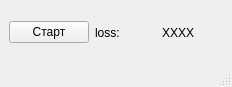
Above: mainwindow.ui from KapPing-Git/kap_neural_network before the change. Below: the same form after it.
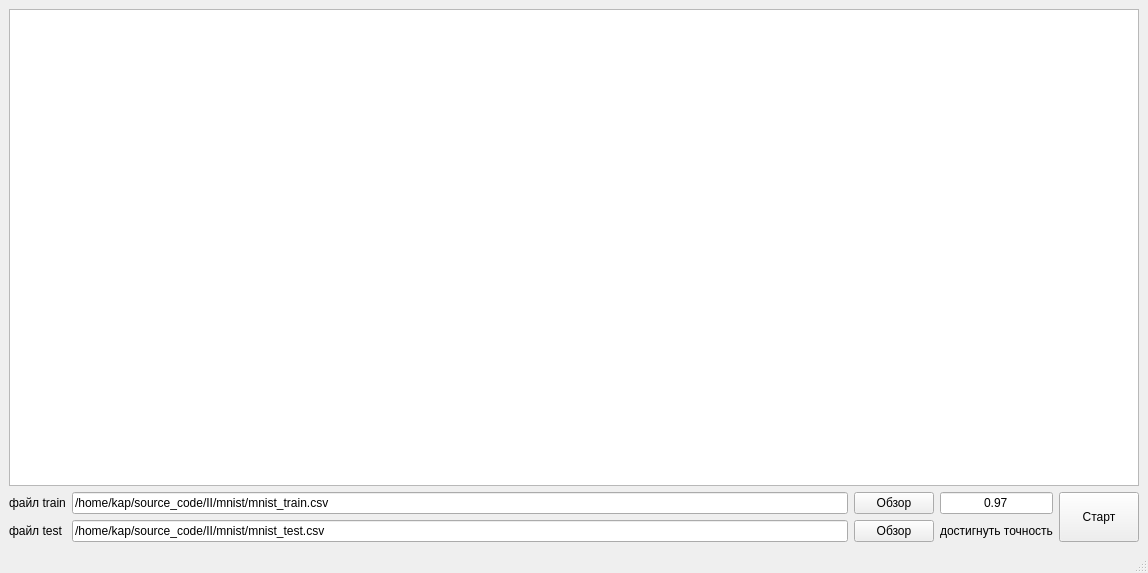
That is the form after the change.

Diff of the .ui file:
```diff
--- a/mainwindow.ui
+++ b/mainwindow.ui
@@ -6,35 +6,107 @@
    <rect>
     <x>0</x>
     <y>0</y>
-    <width>232</width>
-    <height>87</height>
+    <width>1148</width>
+    <height>573</height>
    </rect>
   </property>
   <property name="windowTitle">
    <string>Нейросеть 0.0.1</string>
   </property>
   <widget class="QWidget" name="centralwidget">
+   <layout class="QVBoxLayout" name="verticalLayout_2">
+    <item>
+     <widget class="QTextEdit" name="statistic_edit"/>
+    </item>
+    <item>
    <layout class="QHBoxLayout" name="horizontalLayout">
     <item>
-     <widget class="QPushButton" name="pushButton">
+       <layout class="QGridLayout" name="gridLayout_2">
+        <item row="0" column="0">
+         <widget class="QLabel" name="label_2">
       <property name="text">
-       <string>Старт</string>
+           <string>файл train</string>
+          </property>
+         </widget>
+        </item>
+        <item row="0" column="1">
+         <widget class="QLineEdit" name="train_edit">
+          <property name="text">
+           <string>/home/kap/source_code/II/mnist/mnist_train.csv</string>
+          </property>
+         </widget>
+        </item>
+        <item row="0" column="2">
+         <widget class="QPushButton" name="train_review_button">
+          <property name="text">
+           <string>Обзор</string>
+          </property>
+         </widget>
+        </item>
+        <item row="1" column="0">
+         <widget class="QLabel" name="label_3">
+          <property name="text">
+           <string>файл test</string>
+          </property>
+         </widget>
+        </item>
+        <item row="1" column="1">
+         <widget class="QLineEdit" name="test_edit">
+          <property name="text">
+           <string>/home/kap/source_code/II/mnist/mnist_test.csv</string>
+          </property>
+         </widget>
+        </item>
+        <item row="1" column="2">
+         <widget class="QPushButton" name="test_review_button">
+          <property name="text">
+           <string>Обзор</string>
+          </property>
+         </widget>
+        </item>
+       </layout>
+      </item>
+      <item>
+       <layout class="QVBoxLayout" name="verticalLayout">
+        <item>
+         <widget class="QLineEdit" name="targetEdit">
+          <property name="sizePolicy">
+           <sizepolicy hsizetype="Preferred" vsizetype="Fixed">
+            <horstretch>0</horstretch>
+            <verstretch>0</verstretch>
+           </sizepolicy>
+          </property>
+          <property name="text">
+           <string>0.97</string>
+          </property>
+          <property name="alignment">
+           <set>Qt::AlignCenter</set>
       </property>
      </widget>
     </item>
     <item>
      <widget class="QLabel" name="label">
       <property name="text">
-       <string>loss:</string>
-      </property>
-     </widget>
+           <string>достигнуть точность</string>
+          </property>
+         </widget>
+        </item>
+       </layout>
     </item>
     <item>
-     <widget class="QLabel" name="loss_label">
+       <widget class="QPushButton" name="start_button">
+        <property name="sizePolicy">
+         <sizepolicy hsizetype="Minimum" vsizetype="Minimum">
+          <horstretch>0</horstretch>
+          <verstretch>0</verstretch>
+         </sizepolicy>
+        </property>
       <property name="text">
-       <string>XXXX</string>
-      </property>
-     </widget>
+         <string>Старт</string>
+        </property>
+       </widget>
+      </item>
+     </layout>
     </item>
    </layout>
   </widget>
```
Left out of the diff: 2 changed lines with no effect on the pictures. Lines whose indentation alone changed are shown as unchanged.
